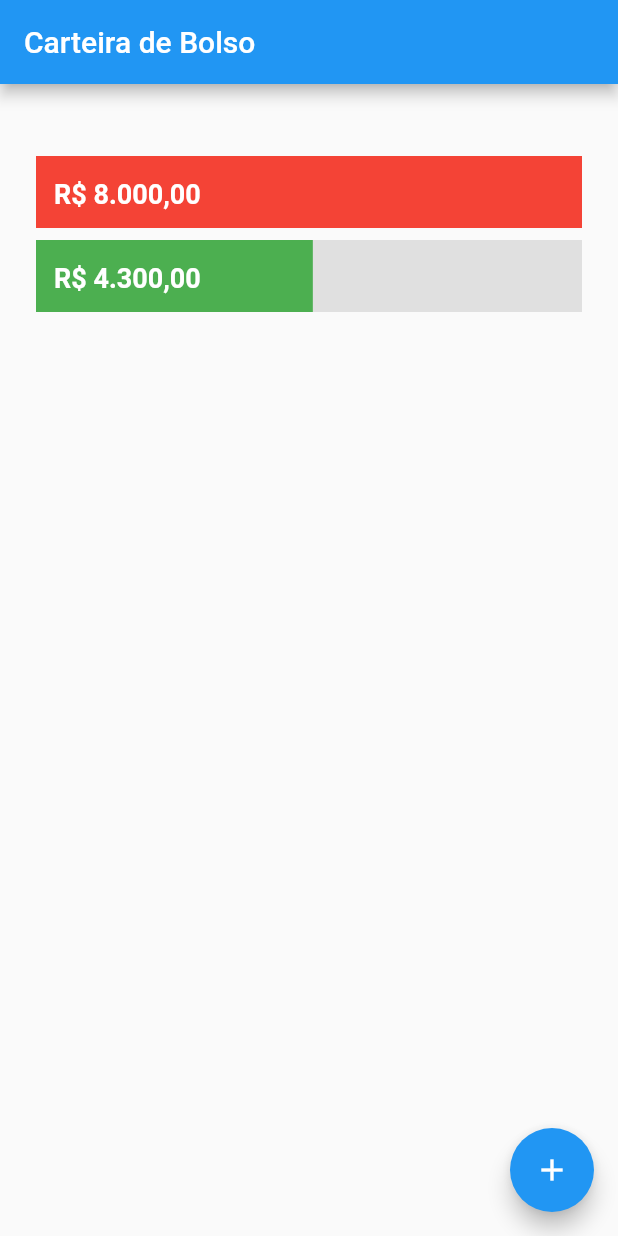
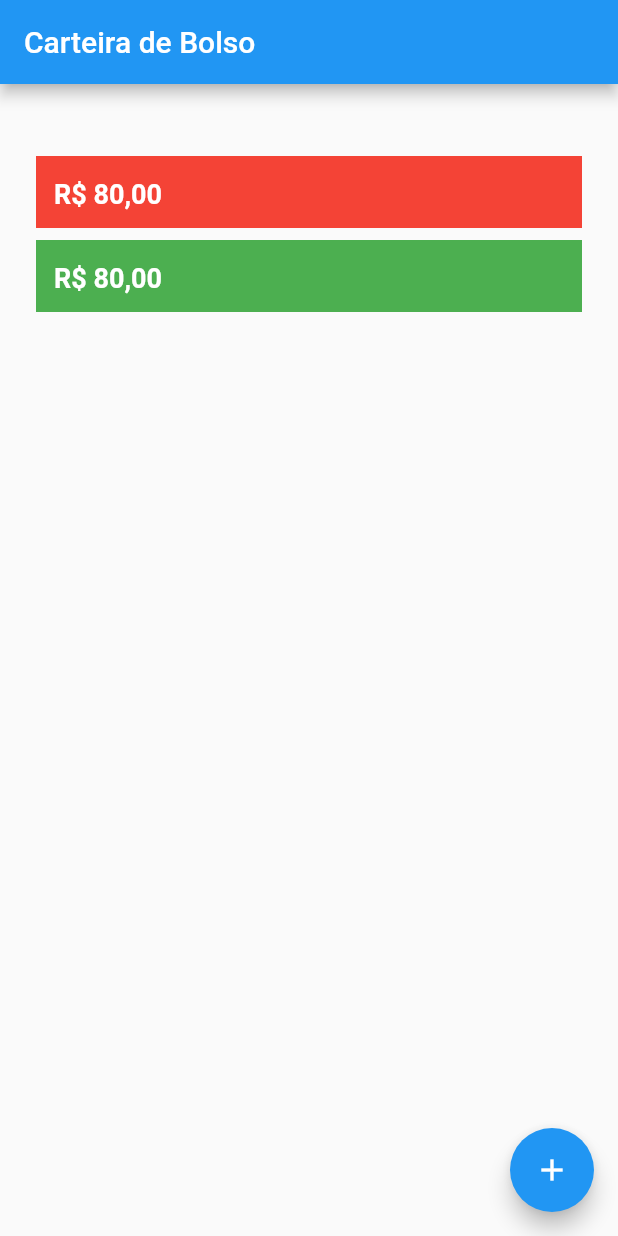
Before and after one commit to gabrielbmoro/pocketWalletApp, a Flutter app: the screen it shows after launch, on a phone screen of 412 x 824 dp. Run offline on Flutter 3.47's test engine with Material 2 defaults, Android fonts, the phone set to English and light mode, and no system bars.

Commit message:
Refactoring to improve the code quality

```diff
--- a/lib/screens/home/home_page.dart
+++ b/lib/screens/home/home_page.dart
@@ -3,8 +3,7 @@
 // found in the LICENSE file.
 
 import 'package:flutter/material.dart';
-import 'package:pocketwallet/screens/home/report/report.dart';
-import 'package:pocketwallet/screens/home/transactions/transactions_list.dart';
+import 'walletreport/wallet_report.dart';
 
 const String HOME_PAGE_TITLE = 'Carteira de Bolso';
 
@@ -15,7 +14,7 @@ class HomePage extends StatelessWidget {
       appBar: AppBar(
         title: Text(HOME_PAGE_TITLE),
       ),
-      body: Report(),
+      body: WalletReport(),
       floatingActionButton: FloatingActionButton(
         child: Icon(Icons.add),
         onPressed: ()=> {
--- a/lib/screens/home/report/report.dart
+++ b/lib/screens/home/walletreport/wallet_report.dart
@@ -6,13 +6,10 @@ import 'package:pocketwallet/screens/models/transaction.dart';
 import 'package:pocketwallet/screens/util/media_query.dart';
 import 'line_report_chart.dart';
 
-class Report extends StatelessWidget {
+class WalletReport extends StatelessWidget {
   List<Transaction> _transactionList = [
-    Income('aisdjij', 100.0, 1, 20),
-    Income('aisdjij', 100.0, 1, 20),
-    Expense(ExpenseType.TRANSPORT, 8000.0, 1, 20),
-    Income('aisdjij', 4000.0, 1, 20),
-    Income('asdasd', 100.0, 1, 20),
+    Income('aisdjij', 80.0, 1, 20),
+    Expense(ExpenseType.TRANSPORT, 80.0, 1, 20),
   ];
 
   @override
```
Also changed, not shown: lib/screens/home/walletreport/line_report_chart.dart (renamed from lib/screens/home/report/line_report_chart.dart).
